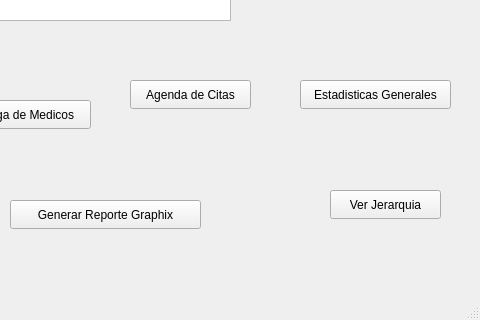
Above: mainwindow.ui from alejandroalvarezv/LFP_Proyecto1_1S2026_202404224 before the change; both pictures show x 320 to 800 and y 280 to 600 of the 800 by 600 pixel window. Below: the same form after it.
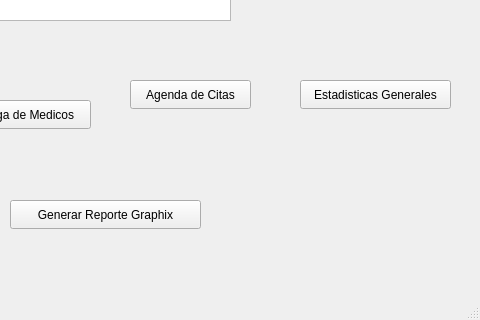
That is the form after the change.

```diff
--- a/mainwindow.ui
+++ b/mainwindow.ui
@@ -154,19 +154,6 @@
      <string>Generar Reporte Graphix</string>
     </property>
    </widget>
-   <widget class="QPushButton" name="btnJerarquia">
-    <property name="geometry">
-     <rect>
-      <x>650</x>
-      <y>470</y>
-      <width>111</width>
-      <height>29</height>
-     </rect>
-    </property>
-    <property name="text">
-     <string>Ver Jerarquia</string>
-    </property>
-   </widget>
   </widget>
   <widget class="QMenuBar" name="menubar">
    <property name="geometry">
```
